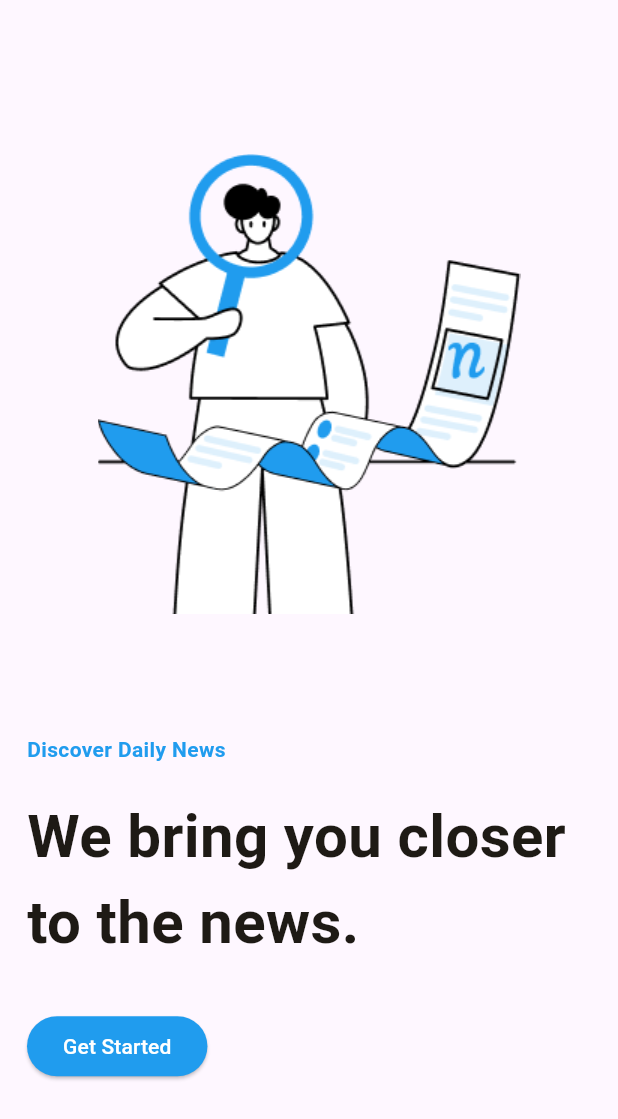
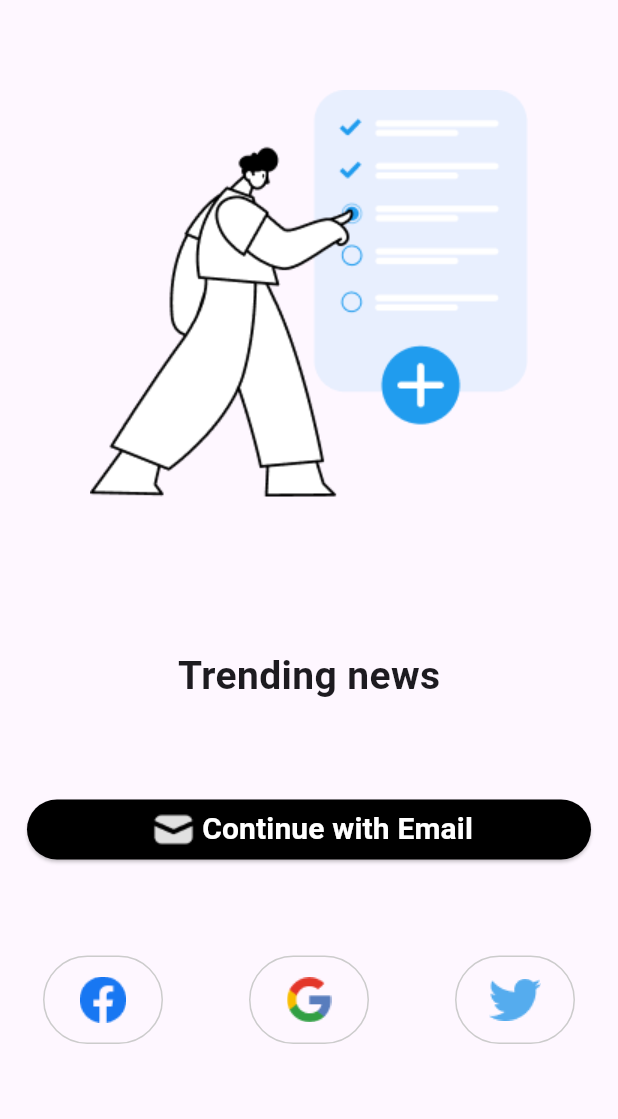
Before and after one commit to MuhammadAliKust/AmmarProject, a Flutter app: the screen it shows after launch, on a phone screen of 412 x 824 dp. Shown: the top 1119 px of the screen. Run offline on Flutter 3.47's test engine with Material 3 defaults, Android fonts, the phone set to English and light mode, and no system bars.

Commit message:
Trending View Done

```diff
--- a/lib/main.dart
+++ b/lib/main.dart
@@ -1,5 +1,6 @@
 import 'package:first_project/discover_daily_view.dart';
 import 'package:first_project/splash_view.dart';
+import 'package:first_project/ternding_news.dart';
 import 'package:flutter/material.dart';
 
 void main() {
@@ -12,7 +13,7 @@ class MyApp extends StatelessWidget {
   @override
   Widget build(BuildContext context) {
     return MaterialApp(
-      home:DiscoverDailyView(),
+      home:TrendingNewsView(),
     );
   }
 }
--- /dev/null
+++ b/lib/ternding_news.dart
@@ -0,0 +1,80 @@
+import 'package:flutter/material.dart';
+
+class TrendingNewsView extends StatelessWidget {
+  const TrendingNewsView({super.key});
+
+  @override
+  Widget build(BuildContext context) {
+    return Scaffold(
+      body: Column(
+        children: [
+          SizedBox(
+            height: 60,
+          ),
+          Image.asset('assets/images/trending.png'),
+          SizedBox(
+            height: 100,
+          ),
+          Text(
+            "Trending news",
+            style: TextStyle(fontSize: 26, fontWeight: FontWeight.w700),
+          ),
+          SizedBox(
+            height: 60,
+          ),
+          Padding(
+            padding: const EdgeInsets.symmetric(horizontal: 18.0),
+            child: ElevatedButton(
+                onPressed: () {},
+                style: ElevatedButton.styleFrom(backgroundColor: Colors.black),
+                child: Row(
+                  mainAxisAlignment: MainAxisAlignment.center,
+                  children: [
+                    Image.asset('assets/images/email.png'),
+                    Text(
+                      'Continue with Email',
+                      style: TextStyle(
+                          fontSize: 20,
+                          fontWeight: FontWeight.w700,
+                          color: Colors.white),
+                    )
+                  ],
+                )),
+          ),
+          SizedBox(
+            height: 60,
+          ),
+          Row(
+            mainAxisAlignment: MainAxisAlignment.spaceAround,
+            children: [
+              Container(
+                width: 80,
+                decoration: BoxDecoration(
+                    border: Border.all(color: Color(0xffCCCCCC)),
+                    borderRadius: BorderRadius.circular(100)),
+                height: 59,
+                child: Image.asset('assets/images/facebook.png'),
+              ),
+              Container(
+                width: 80,
+                decoration: BoxDecoration(
+                    border: Border.all(color: Color(0xffCCCCCC)),
+                    borderRadius: BorderRadius.circular(100)),
+                height: 59,
+                child: Image.asset('assets/images/google.png'),
+              ),
+              Container(
+                width: 80,
+                decoration: BoxDecoration(
+                    border: Border.all(color: Color(0xffCCCCCC)),
+                    borderRadius: BorderRadius.circular(100)),
+                height: 59,
+                child: Image.asset('assets/images/twitter.png'),
+              ),
+            ],
+          )
+        ],
+      ),
+    );
+  }
+}
```
Also changed, not shown: assets/images/email.png (added), assets/images/facebook.png (added), assets/images/google.png (added), assets/images/trending.png (added), assets/images/twitter.png (added).
